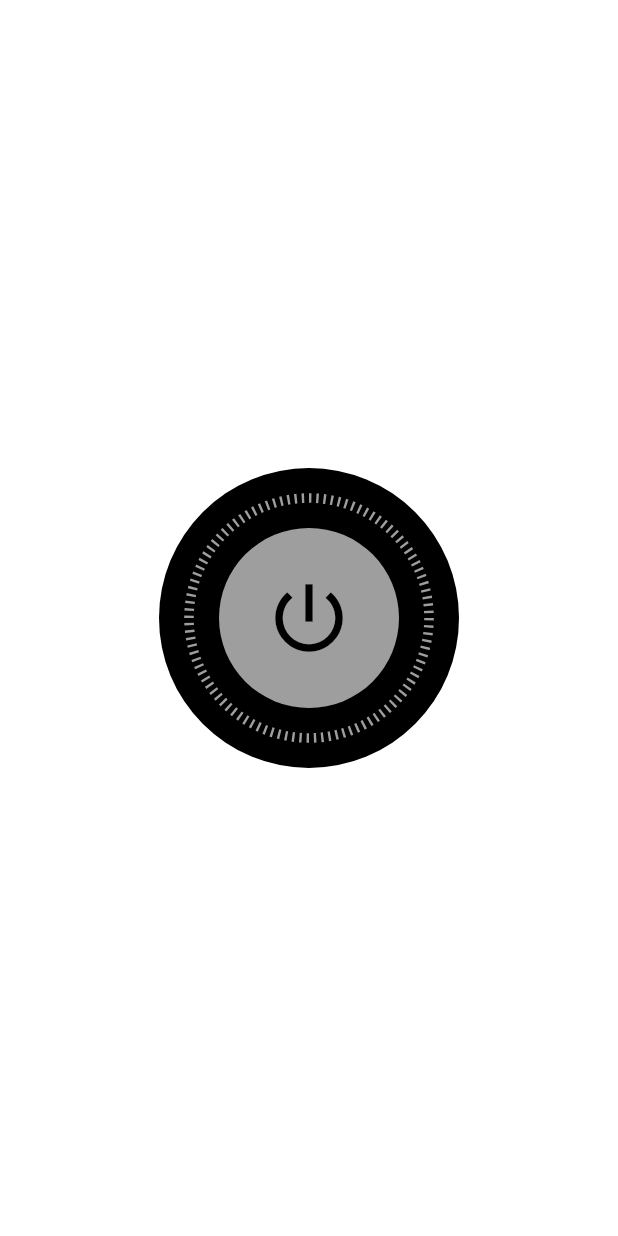
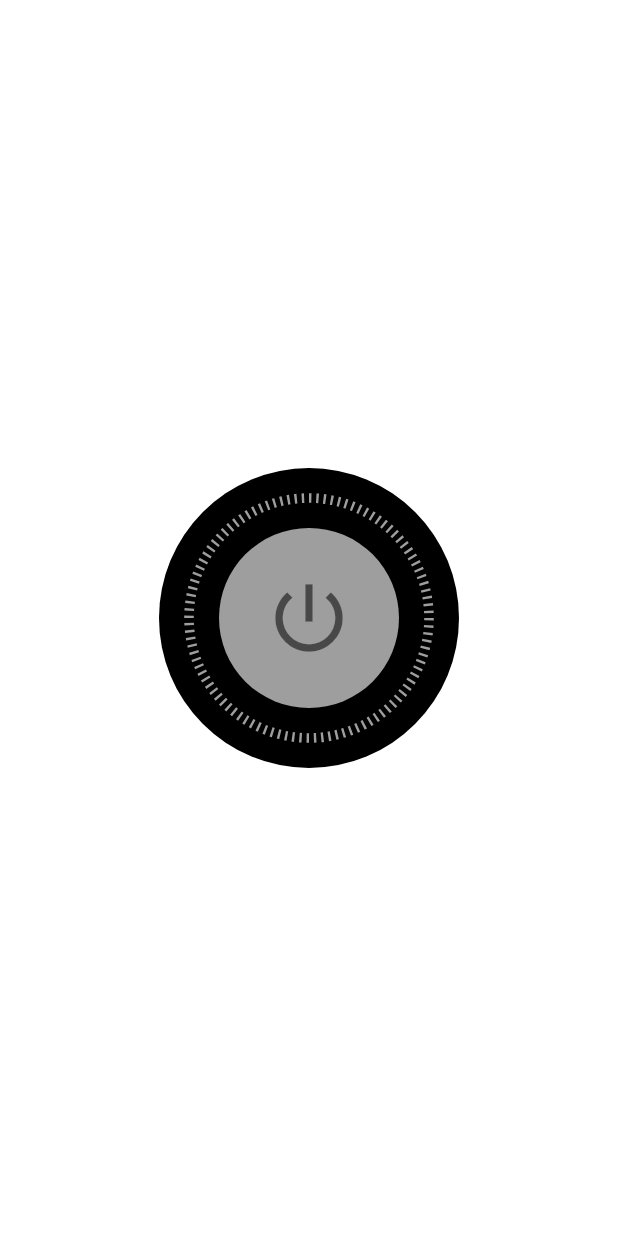
Before and after one commit to WalidAhmed90/PowerSwitchButton, a Flutter app: the screen it shows after launch, on a phone screen of 412 x 824 dp. Run offline on Flutter 3.47's test engine with Material 2 defaults, Android fonts, the phone set to English and light mode, and no system bars.

Commit message:
version 2
Added icon color change option

```diff
--- a/example/lib/main.dart
+++ b/example/lib/main.dart
@@ -22,6 +22,7 @@ class MyApp extends StatelessWidget {
             onColor: Colors.red,
             offColor: Colors.grey,
             backgroundColor: Colors.black,
+            iconColor: Colors.black54,
             onToggle: (bool isOn) {
               print('Switch is ${isOn ? 'On' : 'Off'}');
             },
--- a/lib/power_switch_button.dart
+++ b/lib/power_switch_button.dart
@@ -27,6 +27,9 @@ class PowerSwitchButton extends StatefulWidget {
   /// The background color of the switch.
   final Color backgroundColor;
 
+  /// The color of the power icon.
+  final Color iconColor;
+
   /// Callback that gets called when the switch is toggled.
   final ValueChanged<bool> onToggle;
 
@@ -39,6 +42,7 @@ class PowerSwitchButton extends StatefulWidget {
     required this.onColor,
     required this.offColor,
     required this.backgroundColor,
+    required this.iconColor,
     required this.onToggle,
   });
 
@@ -117,7 +121,7 @@ class _PowerSwitchButtonState extends State<PowerSwitchButton> with SingleTicker
                 child: Icon(
                   Icons.power_settings_new,
                   size: innerCircleSize * 0.5,
-                  color: Colors.black,
+                  color: widget.iconColor,
                 ),
               ),
             ),
--- a/pubspec.yaml
+++ b/pubspec.yaml
@@ -16,7 +16,7 @@ description: PowerSwitchButton is a customizable Flutter switch widget with adju
 # https://developer.apple.com/library/archive/documentation/General/Reference/InfoPlistKeyReference/Articles/CoreFoundationKeys.html
 # In Windows, build-name is used as the major, minor, and patch parts
 # of the product and file versions while build-number is used as the build suffix.
-version: 0.0.1
+version: 0.0.2
 homepage: https://github.com/WalidAhmed90/PowerSwitchButton
 
 environment:
```
Also changed, not shown: example/pubspec.lock, 1 other file.
